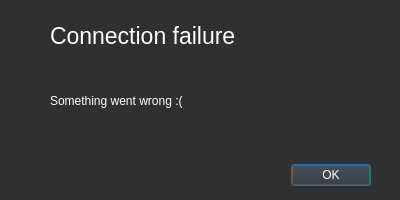
Before: the Qt Designer form errorDialog.ui in NeoMCHS/testing-app, drawn with Qt 5.
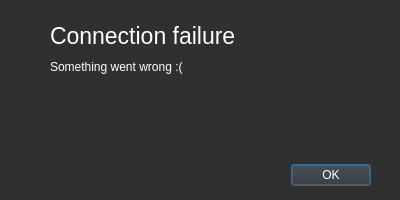
After: the same form once the commit is applied.

The edit to the form file:
```diff
--- a/errorDialog.ui
+++ b/errorDialog.ui
@@ -83,6 +83,9 @@
    <property name="text">
     <string>Something went wrong :(</string>
    </property>
+   <property name="alignment">
+    <set>Qt::AlignLeading|Qt::AlignLeft|Qt::AlignTop</set>
+   </property>
    <property name="wordWrap">
     <bool>true</bool>
    </property>
```
